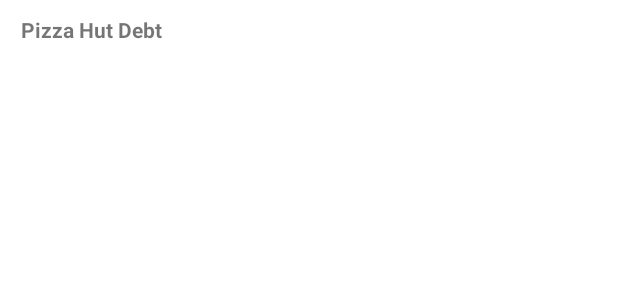
After one commit to batwaraOfficial/BatwaraApp, an Android app: the layout item_local_expense.xml on its own in the app's theme, with its tools: preview values and no code run, on a phone screen of 412 x 824 dp. The commit adds this screen. Shown: the top 300 px of the screen. Run offline under Robolectric (Android 15) with nearby library versions, the phone set to English and light mode, and no system bars.

Commit message:
Changes: Minor fixes

```diff
--- a/app/build.gradle
+++ b/app/build.gradle
@@ -50,6 +50,7 @@ dependencies {
     implementation 'com.google.android.material:material:1.9.0'
     implementation 'androidx.navigation:navigation-fragment-ktx:2.5.3'
     implementation 'androidx.navigation:navigation-ui-ktx:2.5.3'
+    implementation 'androidx.core:core-ktx:+'
 
     testImplementation 'junit:junit:4.13.2'
     androidTestImplementation 'androidx.test.ext:junit:1.1.5'
--- a/app/src/main/java/com/example/batwaraapp/adapters/GroupsTagsAdapter.kt
+++ b/app/src/main/java/com/example/batwaraapp/adapters/GroupsTagsAdapter.kt
@@ -7,6 +7,7 @@ import androidx.recyclerview.widget.RecyclerView
 import com.example.batwaraapp.databinding.ItemUserTagBinding
 import com.example.batwaraapp.datamodels.UserTag
 import com.example.batwaraapp.utils.InterfaceUtils.uniClick
+import java.util.*
 
 class GroupsTagsAdapter : RecyclerView.Adapter<GroupsTagsAdapter.GroupTagsViewHolder>() {
 
@@ -33,6 +34,9 @@ class GroupsTagsAdapter : RecyclerView.Adapter<GroupsTagsAdapter.GroupTagsViewHo
     override fun onBindViewHolder(holder: GroupTagsViewHolder, position: Int) {
         holder.binding.tag = tagsList[position]
         holder.binding.tagButton.uniClick {
+            var temp = tagsList[position]
+            temp.isSelected = false
+            holder.binding.tag = temp
             onTagClickListener?.invoke(tagsList[position])
         }
     }
--- /dev/null
+++ b/app/src/main/res/layout/item_local_expense.xml
@@ -0,0 +1,22 @@
+<?xml version="1.0" encoding="utf-8"?>
+<layout xmlns:android="http://schemas.android.com/apk/res/android"
+    xmlns:tools="http://schemas.android.com/tools"
+    xmlns:app="http://schemas.android.com/apk/res-auto">
+
+    <androidx.constraintlayout.widget.ConstraintLayout
+        android:layout_width="match_parent"
+        android:layout_height="match_parent">
+
+        <com.google.android.material.textview.MaterialTextView
+            android:layout_width="wrap_content"
+            android:layout_height="wrap_content"
+            app:layout_constraintStart_toStartOf="parent"
+            app:layout_constraintTop_toTopOf="parent"
+            tools:text="Pizza Hut Debt"
+            android:layout_marginTop="10dp"
+            android:layout_marginStart="14dp"
+            android:textStyle="bold" />
+
+    </androidx.constraintlayout.widget.ConstraintLayout>
+
+</layout>
```
Also changed, not shown: build.gradle (+7 -3 lines), 1 other file.
